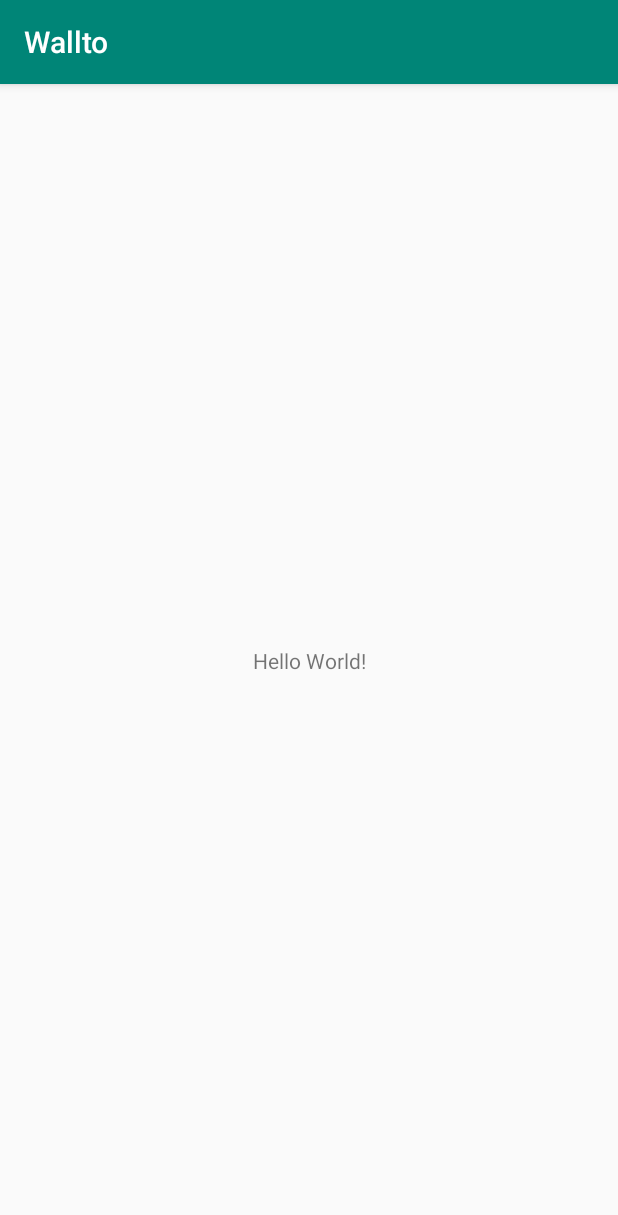
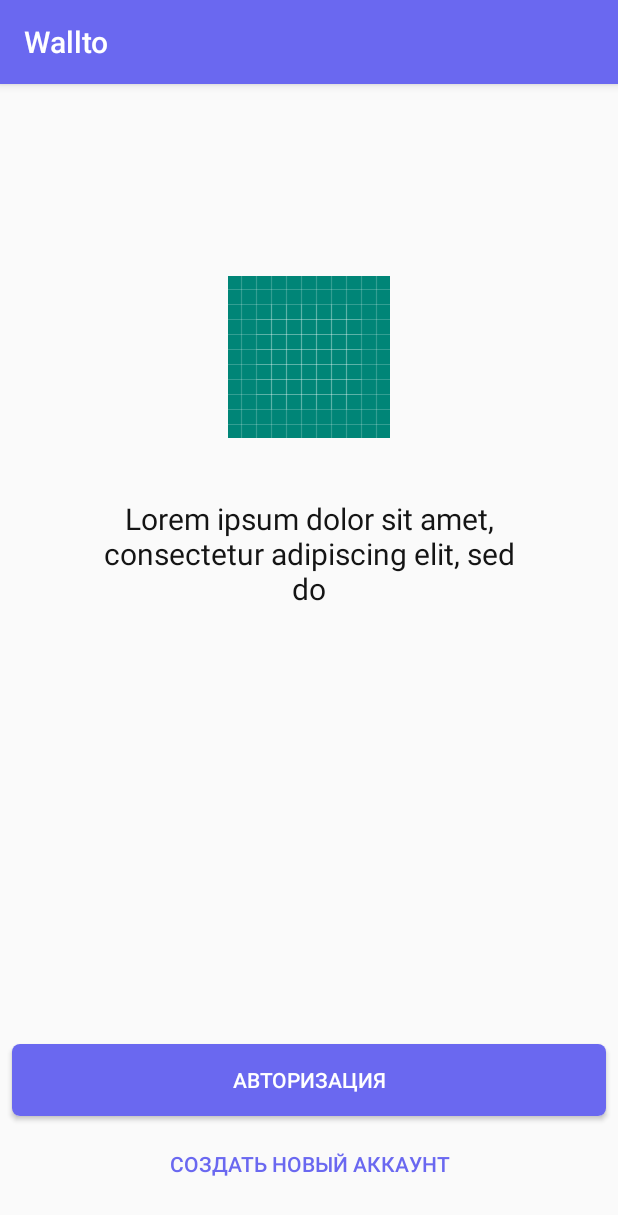
Before and after one commit to wallto/wallto_android, an Android app: the screen it shows after launch (MainActivity before the commit, StartActivity after it), on a phone screen of 412 x 824 dp. Shown: the top 1215 px of the screen. Run offline under Robolectric (Android 15) with nearby library versions, the phone set to English and light mode, and no system bars.

Commit message:
Add dependencies, start screen

```diff
--- a/app/build.gradle
+++ b/app/build.gradle
@@ -14,6 +14,16 @@ android {
         versionName "1.0"
         testInstrumentationRunner "android.support.test.runner.AndroidJUnitRunner"
     }
+
+    dataBinding {
+        enabled = true
+    }
+
+    compileOptions {
+        sourceCompatibility JavaVersion.VERSION_1_8
+        targetCompatibility JavaVersion.VERSION_1_8
+    }
+
     buildTypes {
         release {
             minifyEnabled false
@@ -25,8 +35,23 @@ android {
 dependencies {
     implementation fileTree(dir: 'libs', include: ['*.jar'])
     implementation"org.jetbrains.kotlin:kotlin-stdlib-jdk7:$kotlin_version"
+    //noinspection GradleCompatible
     implementation 'com.android.support:appcompat-v7:28.0.0'
     implementation 'com.android.support.constraint:constraint-layout:1.1.3'
+
+    implementation 'com.squareup.retrofit2:retrofit:2.5.0'
+    implementation 'com.squareup.retrofit2:converter-gson:2.5.0'
+    implementation 'com.squareup.retrofit2:adapter-rxjava2:2.5.0'
+
+    implementation 'io.reactivex.rxjava2:rxandroid:2.1.1'
+    implementation 'io.reactivex.rxjava2:rxjava:2.2.8'
+
+    implementation 'com.squareup.okhttp3:logging-interceptor:3.12.0'
+
+    implementation 'com.github.florent37:shapeofview:1.3.2'
+
+    api 'tk.zielony:carbon:0.15.3'
+
     testImplementation 'junit:junit:4.12'
     androidTestImplementation 'com.android.support.test:runner:1.0.2'
     androidTestImplementation 'com.android.support.test.espresso:espresso-core:3.0.2'
--- a/app/src/main/AndroidManifest.xml
+++ b/app/src/main/AndroidManifest.xml
@@ -9,7 +9,7 @@
             android:roundIcon="@mipmap/ic_launcher_round"
             android:supportsRtl="true"
             android:theme="@style/AppTheme" tools:ignore="GoogleAppIndexingWarning">
-        <activity android:name=".MainActivity">
+        <activity android:name=".StartActivity">
             <intent-filter>
                 <action android:name="android.intent.action.MAIN"/>
 
--- a/app/src/main/java/com/example/wallto/MainActivity.kt
+++ b/app/src/main/java/com/example/wallto/StartActivity.kt
@@ -3,10 +3,10 @@ package com.example.wallto
 import android.support.v7.app.AppCompatActivity
 import android.os.Bundle
 
-class MainActivity : AppCompatActivity() {
+class StartActivity : AppCompatActivity() {
 
     override fun onCreate(savedInstanceState: Bundle?) {
         super.onCreate(savedInstanceState)
-        setContentView(R.layout.activity_main)
+        setContentView(R.layout.activity_start)
     }
 }
--- /dev/null
+++ b/app/src/main/res/drawable/shape_purple.xml
@@ -0,0 +1,6 @@
+<?xml version="1.0" encoding="utf-8"?>
+<shape xmlns:android="http://schemas.android.com/apk/res/android"
+       android:shape="rectangle">
+    <solid android:color="#6a68f0" />
+    <corners android:radius="5dp" />
+</shape>
--- a/app/src/main/res/layout/activity_main.xml
+++ /dev/null
@@ -1,19 +0,0 @@
-<?xml version="1.0" encoding="utf-8"?>
-<android.support.constraint.ConstraintLayout
-        xmlns:android="http://schemas.android.com/apk/res/android"
-        xmlns:tools="http://schemas.android.com/tools"
-        xmlns:app="http://schemas.android.com/apk/res-auto"
-        android:layout_width="match_parent"
-        android:layout_height="match_parent"
-        tools:context=".MainActivity">
-
-    <TextView
-            android:layout_width="wrap_content"
-            android:layout_height="wrap_content"
-            android:text="Hello World!"
-            app:layout_constraintBottom_toBottomOf="parent"
-            app:layout_constraintLeft_toLeftOf="parent"
-            app:layout_constraintRight_toRightOf="parent"
-            app:layout_constraintTop_toTopOf="parent"/>
-
-</android.support.constraint.ConstraintLayout>
--- /dev/null
+++ b/app/src/main/res/layout/activity_start.xml
@@ -0,0 +1,46 @@
+<?xml version="1.0" encoding="utf-8"?>
+<android.support.constraint.ConstraintLayout
+        xmlns:android="http://schemas.android.com/apk/res/android"
+        xmlns:tools="http://schemas.android.com/tools"
+        xmlns:app="http://schemas.android.com/apk/res-auto"
+        android:layout_width="match_parent"
+        android:layout_height="match_parent"
+        tools:context=".StartActivity">
+
+    <Button
+            android:text="@string/auth"
+            android:background="@drawable/shape_purple"
+            android:textColor="#fff"
+            android:layout_width="match_parent"
+            android:layout_height="wrap_content"
+            android:id="@+id/button2" app:layout_constraintEnd_toEndOf="parent" android:layout_marginEnd="8dp"
+            app:layout_constraintStart_toStartOf="parent" android:layout_marginStart="8dp"
+            app:layout_constraintHorizontal_bias="0.0" android:layout_marginBottom="8dp"
+            app:layout_constraintBottom_toTopOf="@+id/button3"/>
+    <Button
+            android:text="@string/create_new"
+            android:layout_width="match_parent"
+            android:layout_height="wrap_content"
+            android:id="@+id/button3" android:layout_marginBottom="24dp"
+            app:layout_constraintBottom_toBottomOf="parent" app:layout_constraintStart_toStartOf="parent"
+            android:layout_marginStart="8dp" app:layout_constraintEnd_toEndOf="parent" android:layout_marginEnd="8dp"
+            style="@style/Widget.AppCompat.Button.Borderless.Colored"/>
+
+    <ImageView android:layout_width="wrap_content" android:layout_height="wrap_content"
+               android:src="@drawable/ic_launcher_background"
+               app:layout_constraintEnd_toEndOf="parent" android:layout_marginEnd="8dp"
+               app:layout_constraintStart_toStartOf="parent" android:layout_marginStart="8dp"
+               android:layout_marginTop="128dp" app:layout_constraintTop_toTopOf="parent"
+               android:id="@+id/imageView"/>
+    <TextView
+            android:text="@string/start_screen_desc"
+            android:textColor="@color/colorDeepSpace"
+            android:layout_width="match_parent"
+            android:layout_height="wrap_content"
+            android:id="@+id/textView"
+            app:layout_constraintStart_toStartOf="parent"
+            android:layout_marginStart="64dp" app:layout_constraintEnd_toEndOf="parent" android:layout_marginEnd="64dp"
+            android:textAlignment="center" android:textSize="20sp" android:layout_marginTop="40dp"
+            app:layout_constraintTop_toBottomOf="@+id/imageView"/>
+
+</android.support.constraint.ConstraintLayout>
--- a/app/src/main/res/values/colors.xml
+++ b/app/src/main/res/values/colors.xml
@@ -1,6 +1,7 @@
 <?xml version="1.0" encoding="utf-8"?>
 <resources>
-    <color name="colorPrimary">#008577</color>
-    <color name="colorPrimaryDark">#00574B</color>
-    <color name="colorAccent">#D81B60</color>
+    <color name="colorPrimary">#6a68f0</color>
+    <color name="colorPrimaryDark">#5d5bd6</color>
+    <color name="colorAccent">#6a68f0</color>
+    <color name="colorDeepSpace">#141414</color>
 </resources>
--- a/app/src/main/res/values/strings.xml
+++ b/app/src/main/res/values/strings.xml
@@ -1,3 +1,6 @@
 <resources>
     <string name="app_name">Wallto</string>
+    <string name="auth">Авторизация</string>
+    <string name="create_new">Создать новый аккаунт</string>
+    <string name="start_screen_desc">Lorem ipsum dolor sit amet, consectetur adipiscing elit, sed do</string>
 </resources>
```
